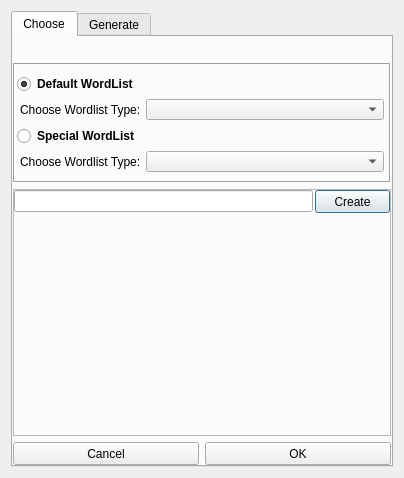
3nock/OTE, file gui/src/Dialogs/WordlistDialog.ui: the form before one commit.
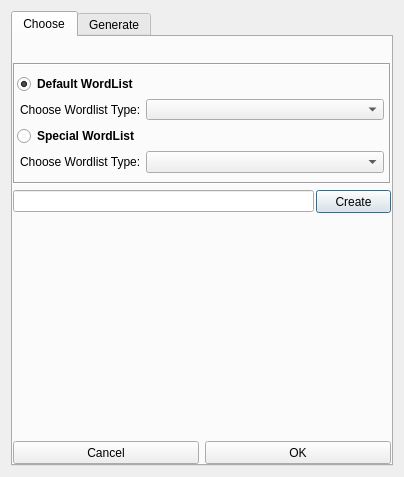
The form after the commit. Custom widgets are drawn as their Qt base class.

Patch:
```diff
--- a/gui/src/Dialogs/WordlistDialog.ui
+++ b/gui/src/Dialogs/WordlistDialog.ui
@@ -236,7 +236,7 @@
        <item>
         <widget class="QFrame" name="frameSpecialWordlist">
          <property name="frameShape">
-          <enum>QFrame::StyledPanel</enum>
+          <enum>QFrame::NoFrame</enum>
          </property>
          <property name="frameShadow">
           <enum>QFrame::Raised</enum>
```
